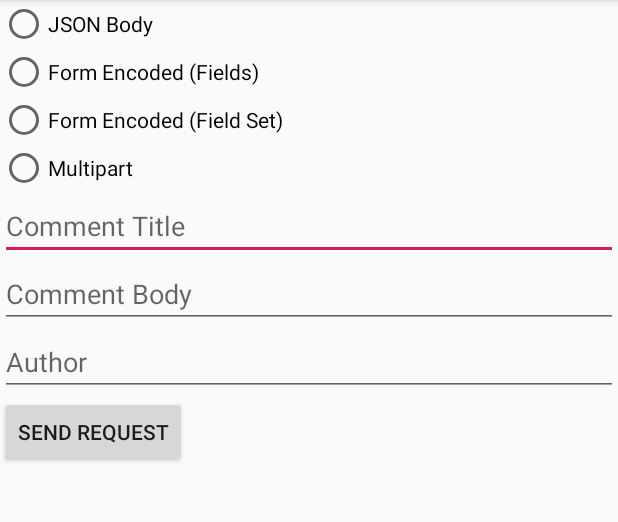
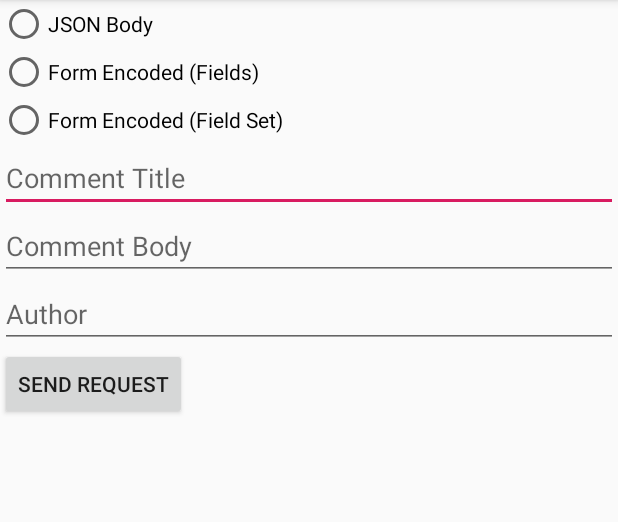
Before and after one commit to learntodroid/PostRequestwithJSON, an Android app: the screen it shows after launch (CommentsActivity), after a tap on "SEND REQUEST", on a phone screen of 412 x 824 dp, the part 84-606 px from its top. Run offline under Robolectric (Android 15) with nearby library versions, the phone set to English and light mode, and no system bars.

Commit message:
major overhaul

```diff
--- a/app/src/main/java/com/learntodroid/postrequestwithjson/Comment.java
+++ b/app/src/main/java/com/learntodroid/postrequestwithjson/Comment.java
@@ -1,7 +1,11 @@
 package com.learntodroid.postrequestwithjson;
 
 public class Comment {
-    private String title, comment, author;
+    private String title;
+
+    private String comment;
+
+    private String author;
 
     public Comment(String title, String comment, String author) {
         this.title = title;
--- a/app/src/main/java/com/learntodroid/postrequestwithjson/CommentsService.java
+++ b/app/src/main/java/com/learntodroid/postrequestwithjson/CommentsService.java
@@ -2,30 +2,23 @@ package com.learntodroid.postrequestwithjson;
 
 import java.util.Map;
 
-import okhttp3.RequestBody;
 import okhttp3.ResponseBody;
 import retrofit2.Call;
 import retrofit2.http.Body;
 import retrofit2.http.Field;
 import retrofit2.http.FieldMap;
 import retrofit2.http.FormUrlEncoded;
-import retrofit2.http.Multipart;
 import retrofit2.http.POST;
-import retrofit2.http.Part;
 
 public interface CommentsService {
     @POST("comments")
-    Call<ResponseBody> createComment(@Body Comment comment);
+    Call<Comment> createComment(@Body Comment comment);
 
     @FormUrlEncoded
     @POST("comments")
-    Call<ResponseBody> createComment(@Field("title") String title, @Field("comment") String comment, @Field("author") String author);
+    Call<Comment> createComment(@Field("title") String title, @Field("comment") String comment, @Field("author") String author);
 
     @FormUrlEncoded
     @POST("comments")
-    Call<ResponseBody> createComment(@FieldMap Map<String, String> fields);
-
-    @Multipart
-    @POST("comments")
-    Call<ResponseBody> createComment(@Part("photo") RequestBody photo, @Part("description") RequestBody description);
+    Call<Comment> createComment(@FieldMap Map<String, String> fields);
 }
--- a/app/src/main/res/layout/activity_comments.xml
+++ b/app/src/main/res/layout/activity_comments.xml
@@ -29,12 +29,6 @@
             android:text="Form Encoded (Field Set)"
             android:id="@+id/activity_comments_post_type_form_encoded_field_set" />
 
-        <RadioButton
-            android:layout_width="wrap_content"
-            android:layout_height="wrap_content"
-            android:text="Multipart"
-            android:id="@+id/activity_comments_post_type_multipart" />
-
     </RadioGroup>
 
     <EditText
```
Also changed, not shown: app/src/main/java/com/learntodroid/postrequestwithjson/CommentsActivity.java (+17 -33 lines).
